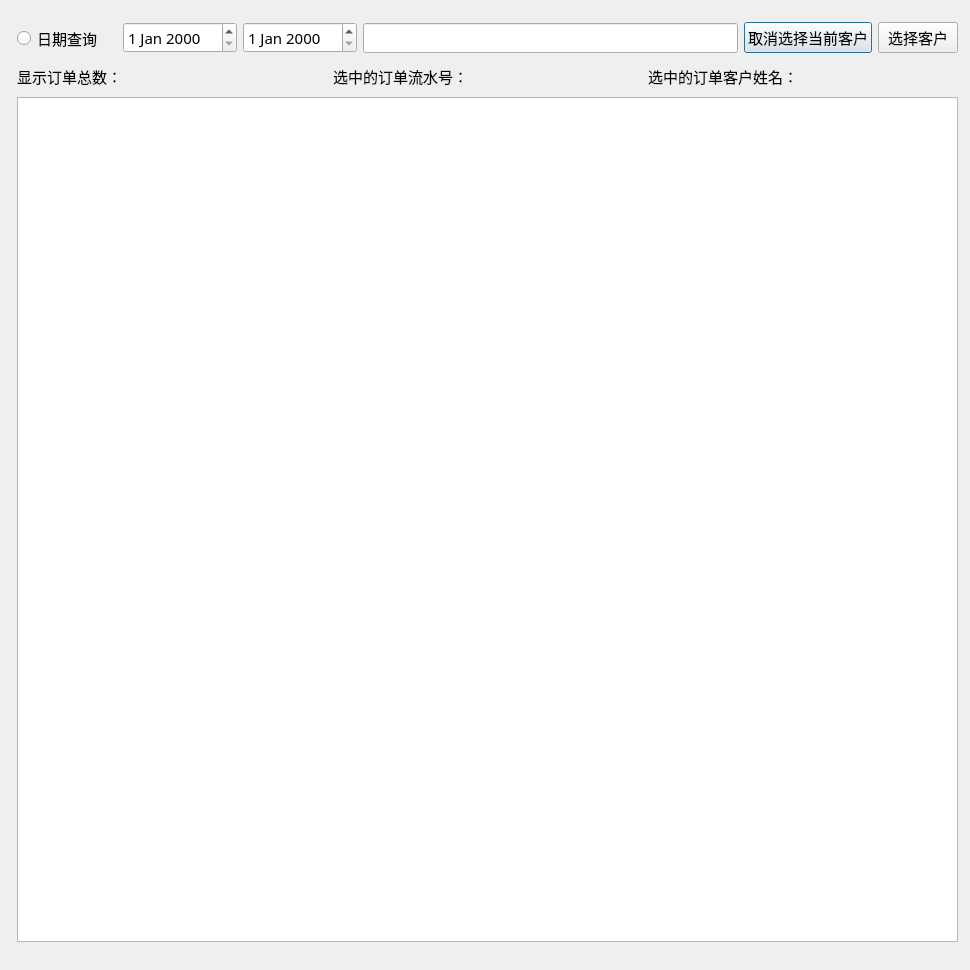
The window that LaundryManagementSystem/dlgordersearch.ui (Quentlam/LaundryManagementSystem) describes before a commit, drawn with Qt 5.
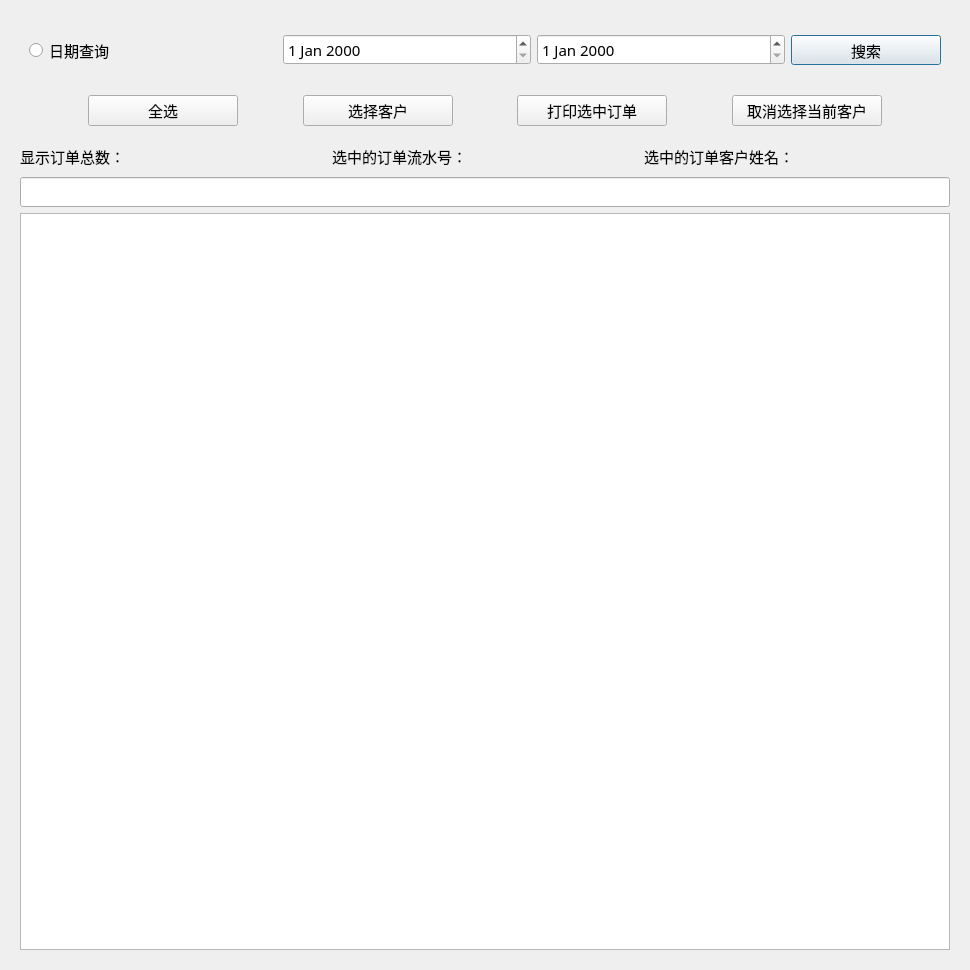
The same window after the commit.

Commit message: [2025-3-9]date search is done

The edit to the form file:
```diff
--- a/LaundryManagementSystem/dlgordersearch.ui
+++ b/LaundryManagementSystem/dlgordersearch.ui
@@ -45,14 +45,14 @@
        <pointsize>11</pointsize>
       </font>
      </property>
+     <layout class="QGridLayout" name="gridLayout_2">
+      <item row="0" column="0">
      <widget class="QWidget" name="widget_2" native="true">
-      <property name="geometry">
-       <rect>
-        <x>6</x>
-        <y>6</y>
-        <width>941</width>
-        <height>42</height>
-       </rect>
+        <property name="minimumSize">
+         <size>
+          <width>0</width>
+          <height>60</height>
+         </size>
       </property>
       <property name="font">
        <font>
@@ -84,7 +84,7 @@
         <widget class="QDateEdit" name="DateStart">
          <property name="minimumSize">
           <size>
-           <width>100</width>
+             <width>0</width>
            <height>30</height>
           </size>
          </property>
@@ -100,7 +100,7 @@
         <widget class="QDateEdit" name="DateEnd">
          <property name="minimumSize">
           <size>
-           <width>100</width>
+             <width>0</width>
            <height>30</height>
           </size>
          </property>
@@ -113,51 +113,82 @@
         </widget>
        </item>
        <item>
-        <widget class="QLineEdit" name="LeSearch">
+          <widget class="QPushButton" name="BtnDateSearch">
          <property name="minimumSize">
           <size>
-           <width>0</width>
+             <width>150</width>
            <height>30</height>
           </size>
          </property>
          <property name="maximumSize">
           <size>
-           <width>16777215</width>
-           <height>16777215</height>
-          </size>
-         </property>
-         <property name="font">
-          <font>
-           <family>微软雅黑</family>
-           <pointsize>11</pointsize>
-          </font>
+             <width>150</width>
+             <height>30</height>
+            </size>
+           </property>
+           <property name="text">
+            <string>搜索</string>
          </property>
         </widget>
        </item>
+        </layout>
+       </widget>
+      </item>
+      <item row="1" column="0">
+       <layout class="QVBoxLayout" name="verticalLayout_2">
        <item>
-        <widget class="QPushButton" name="BtnCancel">
+         <widget class="QWidget" name="widget_3" native="true">
          <property name="minimumSize">
           <size>
-           <width>0</width>
-           <height>30</height>
-          </size>
-         </property>
-         <property name="font">
-          <font>
-           <family>微软雅黑</family>
-           <pointsize>11</pointsize>
-          </font>
-         </property>
+            <width>40</width>
+            <height>0</height>
+           </size>
+          </property>
+          <layout class="QHBoxLayout" name="horizontalLayout_3">
+           <item>
+            <spacer name="horizontalSpacer_5">
+             <property name="orientation">
+              <enum>Qt::Horizontal</enum>
+             </property>
+             <property name="sizeHint" stdset="0">
+              <size>
+               <width>40</width>
+               <height>20</height>
+              </size>
+             </property>
+            </spacer>
+           </item>
+           <item>
+            <widget class="QPushButton" name="pushButton">
+             <property name="minimumSize">
+              <size>
+               <width>150</width>
+               <height>30</height>
+              </size>
+             </property>
          <property name="text">
-          <string>取消选择当前客户</string>
+              <string>全选</string>
          </property>
         </widget>
        </item>
+           <item>
+            <spacer name="horizontalSpacer_2">
+             <property name="orientation">
+              <enum>Qt::Horizontal</enum>
+             </property>
+             <property name="sizeHint" stdset="0">
+              <size>
+               <width>40</width>
+               <height>20</height>
+              </size>
+             </property>
+            </spacer>
+           </item>
        <item>
         <widget class="QPushButton" name="BtnChoseCustomer">
          <property name="minimumSize">
           <size>
-           <width>0</width>
+               <width>150</width>
            <height>30</height>
           </size>
          </property>
@@ -172,16 +203,52 @@
          </property>
         </widget>
        </item>
-      </layout>
-     </widget>
-     <widget class="QWidget" name="layoutWidget">
-      <property name="geometry">
-       <rect>
-        <x>6</x>
-        <y>50</y>
-        <width>941</width>
-        <height>881</height>
-       </rect>
+           <item>
+            <spacer name="horizontalSpacer_4">
+             <property name="orientation">
+              <enum>Qt::Horizontal</enum>
+             </property>
+             <property name="sizeHint" stdset="0">
+              <size>
+               <width>40</width>
+               <height>20</height>
+              </size>
+             </property>
+            </spacer>
+           </item>
+           <item>
+            <widget class="QPushButton" name="BtnPrintSelectOrder">
+             <property name="minimumSize">
+              <size>
+               <width>150</width>
+               <height>30</height>
+              </size>
+             </property>
+             <property name="text">
+              <string>打印选中订单</string>
+             </property>
+            </widget>
+           </item>
+           <item>
+            <spacer name="horizontalSpacer">
+             <property name="orientation">
+              <enum>Qt::Horizontal</enum>
+             </property>
+             <property name="sizeHint" stdset="0">
+              <size>
+               <width>40</width>
+               <height>20</height>
+              </size>
+             </property>
+            </spacer>
+           </item>
+           <item>
+            <widget class="QPushButton" name="BtnCancel">
+             <property name="minimumSize">
+              <size>
+               <width>150</width>
+               <height>30</height>
+              </size>
       </property>
       <property name="font">
        <font>
@@ -189,6 +256,28 @@
         <pointsize>11</pointsize>
        </font>
       </property>
+             <property name="text">
+              <string>取消选择当前客户</string>
+             </property>
+            </widget>
+           </item>
+           <item>
+            <spacer name="horizontalSpacer_3">
+             <property name="orientation">
+              <enum>Qt::Horizontal</enum>
+             </property>
+             <property name="sizeHint" stdset="0">
+              <size>
+               <width>40</width>
+               <height>20</height>
+              </size>
+             </property>
+            </spacer>
+           </item>
+          </layout>
+         </widget>
+        </item>
+        <item>
       <layout class="QVBoxLayout" name="verticalLayout">
        <item>
         <layout class="QHBoxLayout" name="horizontalLayout_2">
@@ -251,6 +340,28 @@
          </item>
         </layout>
        </item>
+          <item>
+           <widget class="QLineEdit" name="LeSearch">
+            <property name="minimumSize">
+             <size>
+              <width>0</width>
+              <height>30</height>
+             </size>
+            </property>
+            <property name="maximumSize">
+             <size>
+              <width>16777215</width>
+              <height>16777215</height>
+             </size>
+            </property>
+            <property name="font">
+             <font>
+              <family>微软雅黑</family>
+              <pointsize>11</pointsize>
+             </font>
+            </property>
+           </widget>
+          </item>
        <item>
         <widget class="QTableWidget" name="tableWidget">
          <property name="font">
@@ -277,7 +388,10 @@
         </widget>
        </item>
       </layout>
-     </widget>
+        </item>
+       </layout>
+      </item>
+     </layout>
     </widget>
    </item>
   </layout>
```
Lines whose indentation alone changed are shown as unchanged. The commit also changes 53 other files.
